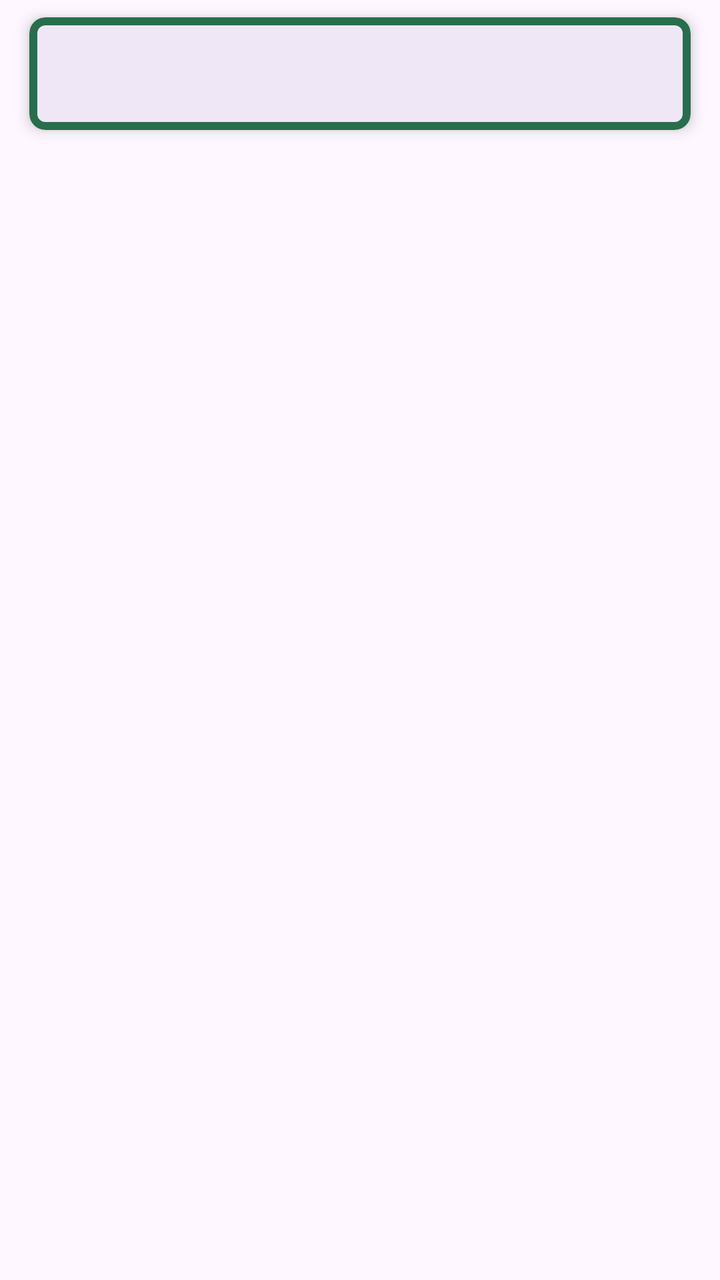
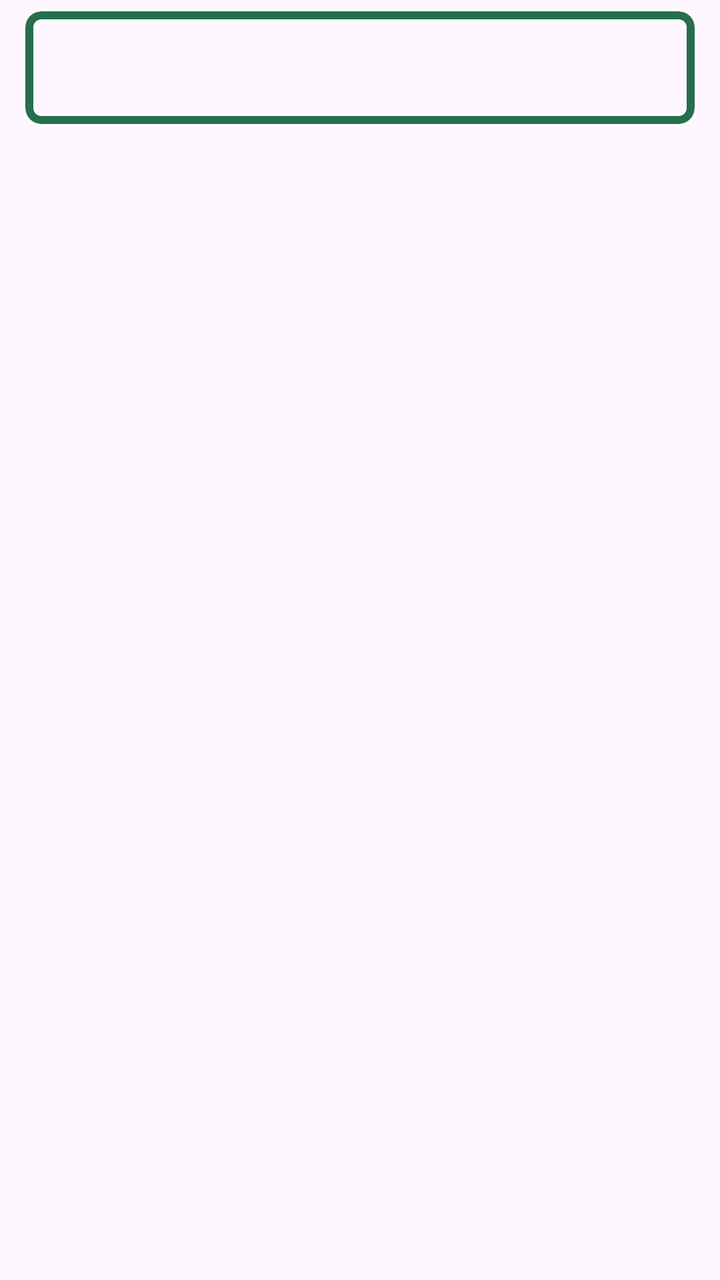

Screens rendered from an Android XML layout before and after an edit, with the pre-edit source and the edit as a unified diff.
<!-- AndroidManifest.xml: application theme Base.Theme.MarketPay -->
<!-- res/layout/card_view.xml -->
<?xml version="1.0" encoding="utf-8"?>
<androidx.constraintlayout.widget.ConstraintLayout
    xmlns:android="http://schemas.android.com/apk/res/android"
    xmlns:app="http://schemas.android.com/apk/res-auto"
    android:layout_width="match_parent"
    android:layout_height="match_parent">

    <com.google.android.material.card.MaterialCardView
        android:id="@+id/cardRoot"
        android:layout_width="0dp"
        android:layout_height="wrap_content"
        android:layout_marginLeft="8dp"
        android:layout_marginRight="8dp"
        app:cardElevation="4dp"
        app:cardCornerRadius="8dp"
        android:background="@android:color/white"
        app:strokeWidth="4dp"
        app:strokeColor="@color/green"
        app:cardUseCompatPadding="true"
        app:layout_constraintTop_toTopOf="parent"
        app:layout_constraintStart_toStartOf="parent"
        app:layout_constraintEnd_toEndOf="parent">

        <androidx.constraintlayout.widget.ConstraintLayout
            android:layout_width="match_parent"
            android:layout_height="wrap_content"
            android:padding="8dp">

            <TextView
                android:id="@+id/cardText"
                android:layout_width="0dp"
                android:layout_height="wrap_content"
                android:padding="8dp"
                android:textSize="16sp"
                android:drawablePadding="10dp"
                app:layout_constraintStart_toStartOf="parent"
                app:layout_constraintTop_toTopOf="parent"
                app:layout_constraintBottom_toBottomOf="parent"
                app:layout_constraintEnd_toStartOf="@+id/textNominal" />

            <TextView
                android:id="@+id/textNominal"
                android:layout_width="wrap_content"
                android:layout_height="wrap_content"
                android:padding="8dp"
                android:textSize="18sp"
                android:textStyle="bold"
                app:layout_constraintEnd_toEndOf="parent"
                app:layout_constraintTop_toTopOf="parent"
                app:layout_constraintBottom_toBottomOf="parent" />

        </androidx.constraintlayout.widget.ConstraintLayout>
    </com.google.android.material.card.MaterialCardView>
</androidx.constraintlayout.widget.ConstraintLayout>
<!-- resources referenced by this layout -->
<resources>
  <color name="green">#276e4c</color>
  <style name="Base.Theme.MarketPay" parent="Theme.Material3.DayNight.NoActionBar">
          <item name="android:statusBarColor">@color/green</item>
          <item name="android:windowLightStatusBar">false</item>
      </style>
</resources>

<!-- the commit's change to res/layout/card_view.xml (unified diff, before → after) -->
@@ -11,12 +11,11 @@
         android:layout_height="wrap_content"
         android:layout_marginLeft="8dp"
         android:layout_marginRight="8dp"
-        app:cardElevation="4dp"
         app:cardCornerRadius="8dp"
-        android:background="@android:color/white"
         app:strokeWidth="4dp"
         app:strokeColor="@color/green"
         app:cardUseCompatPadding="true"
+        android:backgroundTint="@android:color/transparent"
         app:layout_constraintTop_toTopOf="parent"
         app:layout_constraintStart_toStartOf="parent"
         app:layout_constraintEnd_toEndOf="parent">
